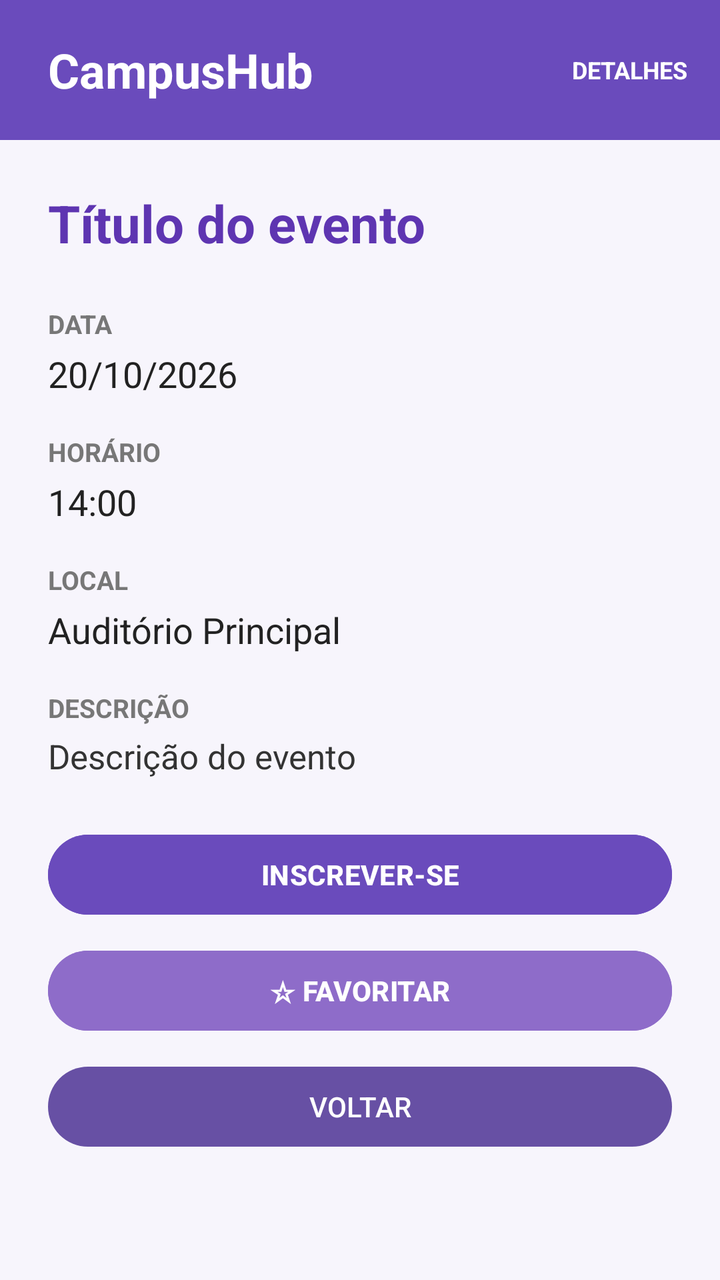
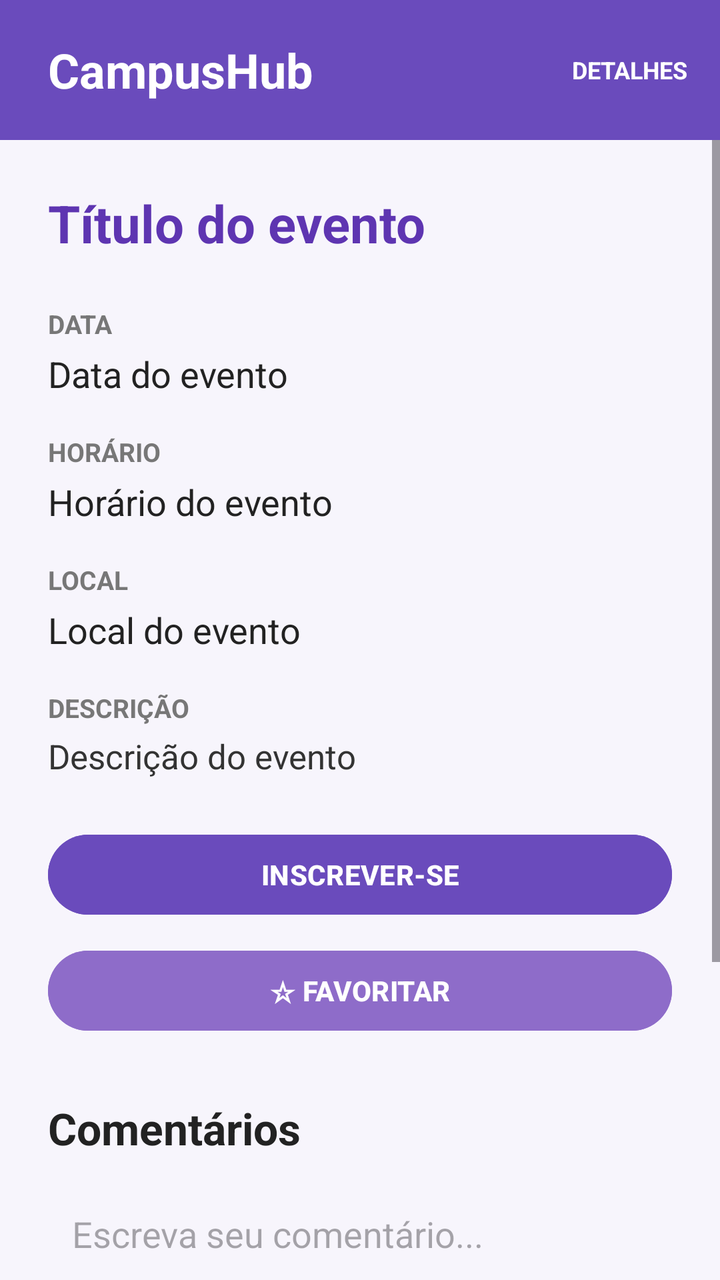

Two renders of the same Android screen: before a commit and after it. Below are the layout's source before the change and the commit's diff.
<!-- AndroidManifest.xml: application theme Theme.LoginFirebase -->
<!-- res/layout/activity_detalhes_evento.xml -->
<?xml version="1.0" encoding="utf-8"?>
<LinearLayout xmlns:android="http://schemas.android.com/apk/res/android"
    android:layout_width="match_parent"
    android:layout_height="match_parent"
    android:orientation="vertical"
    android:background="#F7F5FC">

    <LinearLayout
        android:layout_width="match_parent"
        android:layout_height="70dp"
        android:orientation="horizontal"
        android:gravity="center_vertical"
        android:paddingStart="24dp"
        android:paddingEnd="16dp"
        android:background="#6A4BBC">

        <TextView
            android:layout_width="0dp"
            android:layout_height="wrap_content"
            android:layout_weight="1"
            android:text="CampusHub"
            android:textColor="#FFFFFF"
            android:textSize="24sp"
            android:textStyle="bold" />

        <TextView
            android:layout_width="wrap_content"
            android:layout_height="wrap_content"
            android:text="DETALHES"
            android:textColor="#FFFFFF"
            android:textSize="12sp"
            android:textStyle="bold" />

    </LinearLayout>

    <ScrollView
        android:layout_width="match_parent"
        android:layout_height="0dp"
        android:layout_weight="1">

        <LinearLayout
            android:layout_width="match_parent"
            android:layout_height="wrap_content"
            android:orientation="vertical"
            android:padding="24dp">

            <TextView
                android:id="@+id/txtTituloEvento"
                android:layout_width="match_parent"
                android:layout_height="wrap_content"
                android:text="Título do evento"
                android:textColor="#5E35B1"
                android:textSize="26sp"
                android:textStyle="bold"
                android:layout_marginBottom="24dp" />

            <TextView
                android:layout_width="wrap_content"
                android:layout_height="wrap_content"
                android:text="DATA"
                android:textColor="#777777"
                android:textSize="13sp"
                android:textStyle="bold" />

            <TextView
                android:id="@+id/txtDataEvento"
                android:layout_width="match_parent"
                android:layout_height="wrap_content"
                android:text="20/10/2026"
                android:textColor="#222222"
                android:textSize="18sp"
                android:layout_marginTop="4dp"
                android:layout_marginBottom="18dp" />

            <TextView
                android:layout_width="wrap_content"
                android:layout_height="wrap_content"
                android:text="HORÁRIO"
                android:textColor="#777777"
                android:textSize="13sp"
                android:textStyle="bold" />

            <TextView
                android:id="@+id/txtHorarioEvento"
                android:layout_width="match_parent"
                android:layout_height="wrap_content"
                android:text="14:00"
                android:textColor="#222222"
                android:textSize="18sp"
                android:layout_marginTop="4dp"
                android:layout_marginBottom="18dp" />

            <TextView
                android:layout_width="wrap_content"
                android:layout_height="wrap_content"
                android:text="LOCAL"
                android:textColor="#777777"
                android:textSize="13sp"
                android:textStyle="bold" />

            <TextView
                android:id="@+id/txtLocalEvento"
                android:layout_width="match_parent"
                android:layout_height="wrap_content"
                android:text="Auditório Principal"
                android:textColor="#222222"
                android:textSize="18sp"
                android:layout_marginTop="4dp"
                android:layout_marginBottom="18dp" />

            <TextView
                android:layout_width="wrap_content"
                android:layout_height="wrap_content"
                android:text="DESCRIÇÃO"
                android:textColor="#777777"
                android:textSize="13sp"
                android:textStyle="bold" />

            <TextView
                android:id="@+id/txtDescricaoEvento"
                android:layout_width="match_parent"
                android:layout_height="wrap_content"
                android:text="Descrição do evento"
                android:textColor="#333333"
                android:textSize="17sp"
                android:layout_marginTop="4dp"
                android:layout_marginBottom="24dp" />

            <Button
                android:id="@+id/btnInscrever"
                android:layout_width="match_parent"
                android:layout_height="wrap_content"
                android:text="INSCREVER-SE"
                android:textColor="#FFFFFF"
                android:textStyle="bold"
                android:backgroundTint="#6A4BBC" />

            <Button
                android:id="@+id/btnFavorito"
                android:layout_width="match_parent"
                android:layout_height="wrap_content"
                android:layout_marginTop="10dp"
                android:text="☆ FAVORITAR"
                android:textColor="#FFFFFF"
                android:textStyle="bold"
                android:backgroundTint="#8E6CC9" />

            <Button
                android:id="@+id/btnVoltar"
                android:layout_width="match_parent"
                android:layout_height="wrap_content"
                android:layout_marginTop="10dp"
                android:text="VOLTAR" />

        </LinearLayout>

    </ScrollView>

</LinearLayout>
<!-- resources referenced by this layout -->
<resources>
  <style name="Theme.LoginFirebase" parent="Base.Theme.LoginFirebase" />
  <style name="Base.Theme.LoginFirebase" parent="Theme.Material3.DayNight.NoActionBar">
          
          
      </style>
</resources>

<!-- the commit's change to res/layout/activity_detalhes_evento.xml (unified diff, before → after) -->
@@ -30,13 +30,13 @@
             android:textColor="#FFFFFF"
             android:textSize="12sp"
             android:textStyle="bold" />
-
     </LinearLayout>
 
     <ScrollView
         android:layout_width="match_parent"
         android:layout_height="0dp"
-        android:layout_weight="1">
+        android:layout_weight="1"
+        android:fillViewport="true">
 
         <LinearLayout
             android:layout_width="match_parent"
@@ -66,7 +66,7 @@
                 android:id="@+id/txtDataEvento"
                 android:layout_width="match_parent"
                 android:layout_height="wrap_content"
-                android:text="20/10/2026"
+                android:text="Data do evento"
                 android:textColor="#222222"
                 android:textSize="18sp"
                 android:layout_marginTop="4dp"
@@ -84,7 +84,7 @@
                 android:id="@+id/txtHorarioEvento"
                 android:layout_width="match_parent"
                 android:layout_height="wrap_content"
-                android:text="14:00"
+                android:text="Horário do evento"
                 android:textColor="#222222"
                 android:textSize="18sp"
                 android:layout_marginTop="4dp"
@@ -102,7 +102,7 @@
                 android:id="@+id/txtLocalEvento"
                 android:layout_width="match_parent"
                 android:layout_height="wrap_content"
-                android:text="Auditório Principal"
+                android:text="Local do evento"
                 android:textColor="#222222"
                 android:textSize="18sp"
                 android:layout_marginTop="4dp"
@@ -145,15 +145,52 @@
                 android:textStyle="bold"
                 android:backgroundTint="#8E6CC9" />
 
+            <TextView
+                android:layout_width="match_parent"
+                android:layout_height="wrap_content"
+                android:layout_marginTop="30dp"
+                android:layout_marginBottom="14dp"
+                android:text="Comentários"
+                android:textColor="#222222"
+                android:textSize="22sp"
+                android:textStyle="bold" />
+
+            <EditText
+                android:id="@+id/edtComentario"
+                android:layout_width="match_parent"
+                android:layout_height="wrap_content"
+                android:hint="Escreva seu comentário..."
+                android:gravity="top|start"
+                android:inputType="textCapSentences|textMultiLine"
+                android:minHeight="100dp"
+                android:maxLength="1000"
+                android:padding="12dp"
+                android:backgroundTint="#6A4BBC" />
+
+            <Button
+                android:id="@+id/btnPublicarComentario"
+                android:layout_width="match_parent"
+                android:layout_height="wrap_content"
+                android:layout_marginTop="8dp"
+                android:text="PUBLICAR COMENTÁRIO"
+                android:textColor="#FFFFFF"
+                android:textStyle="bold"
+                android:backgroundTint="#6A4BBC" />
+
+            <LinearLayout
+                android:id="@+id/comentariosContainer"
+                android:layout_width="match_parent"
+                android:layout_height="wrap_content"
+                android:orientation="vertical"
+                android:layout_marginTop="20dp" />
+
             <Button
                 android:id="@+id/btnVoltar"
                 android:layout_width="match_parent"
                 android:layout_height="wrap_content"
-                android:layout_marginTop="10dp"
+                android:layout_marginTop="20dp"
                 android:text="VOLTAR" />
 
         </LinearLayout>
-
     </ScrollView>
-
 </LinearLayout>
